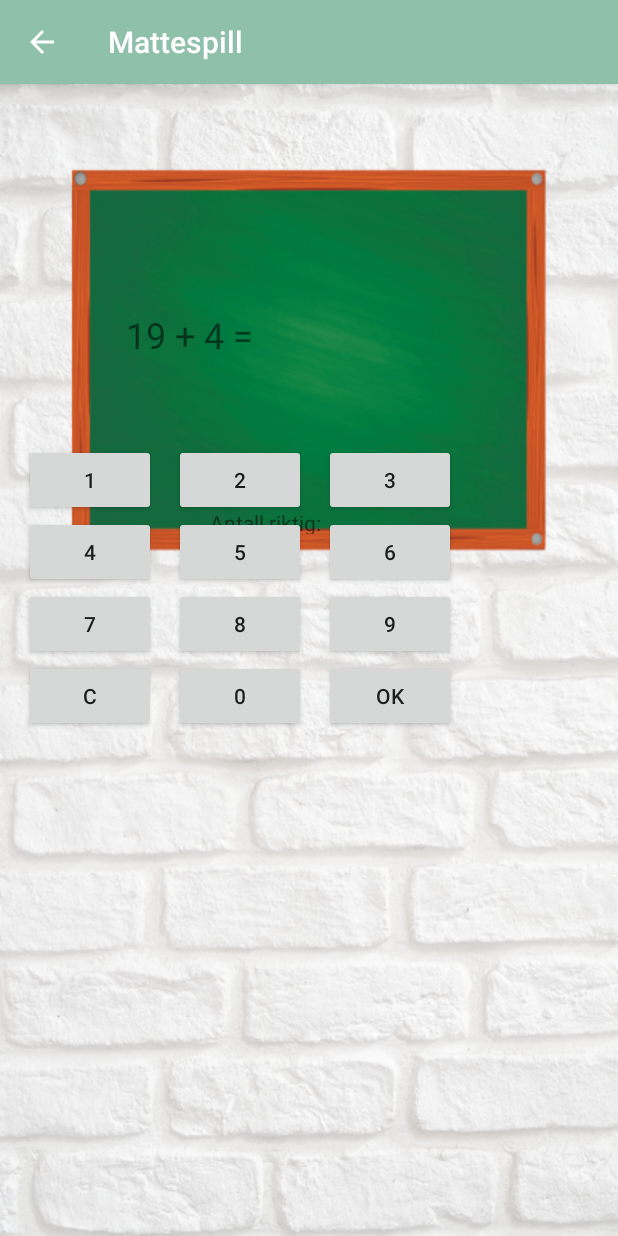
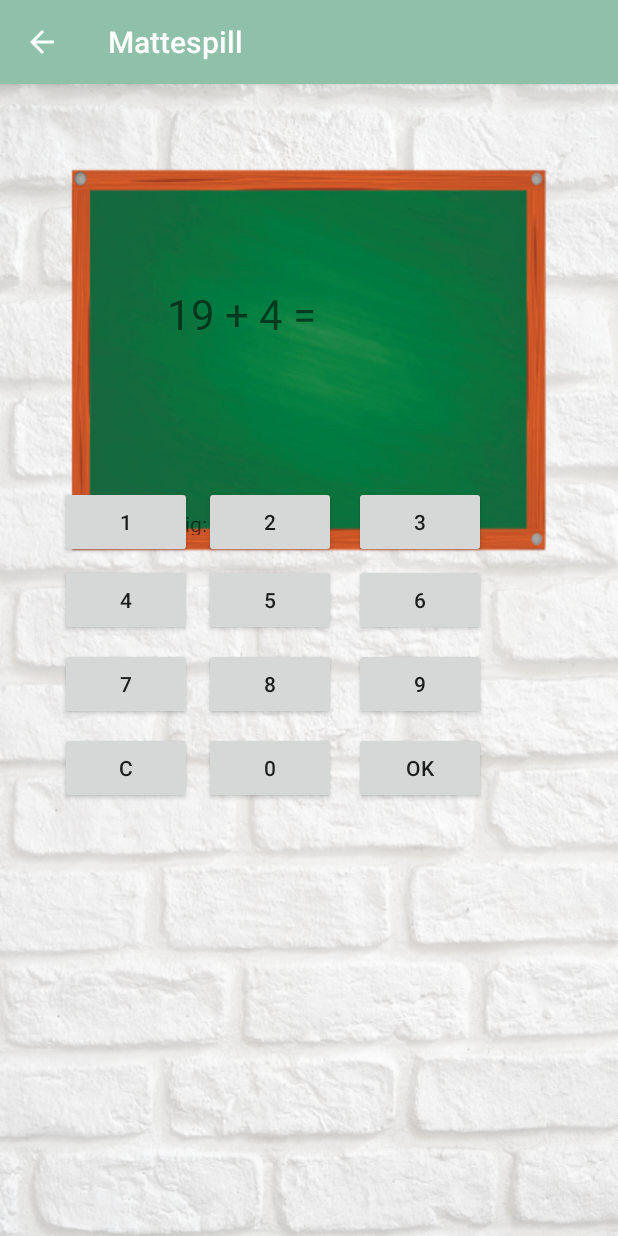
Before and after one commit to synneangell/Android-Mattespill, an Android app: the StartSpill screen opened directly, with no data from a screen before it, on a phone screen of 412 x 824 dp. Run offline under Robolectric (Android 15) with nearby library versions, the phone set to English and light mode, and no system bars.

Commit message:
Endre litt layout og sånn

```diff
--- a/app/src/main/java/mattespill/com/example/myapplication/Preferanser.java
+++ b/app/src/main/java/mattespill/com/example/myapplication/Preferanser.java
@@ -15,7 +15,7 @@ import android.widget.RadioGroup;
 import android.widget.Toast;
 import java.util.Locale;
 
-public class Preferanser extends PreferenceActivity {
+public class Preferanser extends AppCompatActivity {
     RadioGroup radioGroup;
     RadioButton valgtRadio;
     Integer valgt;
@@ -23,20 +23,13 @@ public class Preferanser extends PreferenceActivity {
     @Override
     protected void onCreate(Bundle savedInstanceState) {
         super.onCreate(savedInstanceState);
-        getFragmentManager().beginTransaction().replace(android.R.id.content, new PrefsFragment()).commit();
+       // getFragmentManager().beginTransaction().replace(android.R.id.content, new PrefsFragment()).commit();
         setContentView(R.layout.activity_preferanser);
 
         //RadioGroup radioGroup = (RadioGroup)findViewById(R.id.radioOppgaver);
         //valgt = radioGroup.getCheckedRadioButtonId();
     }
 
-    public static class PrefsFragment extends PreferenceFragment {
-        @Override
-        public void onCreate(Bundle savedInstanceState){
-            super.onCreate(savedInstanceState);
-            addPreferencesFromResource(R.layout.activity_preferanser);
-        }
-    }
 
 
     public void radioValgt(View v){
--- a/app/src/main/java/mattespill/com/example/myapplication/StartSpill.java
+++ b/app/src/main/java/mattespill/com/example/myapplication/StartSpill.java
@@ -26,12 +26,13 @@ public class StartSpill extends AppCompatActivity {
     TextView textRegnestykket;
     TextView textAntallRiktig;
     TextView oppgaverIgjen;
-    Integer antallRiktig;
-    Integer antallStykker = 0;
-    Integer teller = 5;
+    Integer oppgaverUtført = 0;
+    Integer antallRiktig = 0;
+    Integer antallStykker = 5;
+    Integer teller = 0;
     Integer indeks = -1;
     Random random;
-    String brukersvar;
+    String brukersvar = "";
     String textSvar;
     Integer feilSvar;
     Integer radio5;
@@ -50,13 +51,10 @@ public class StartSpill extends AppCompatActivity {
         textRegnestykket = (TextView)findViewById(R.id.textRegnestykket);
         textBrukersvar = (TextView)findViewById(R.id.textBrukerSvar);
         textAntallRiktig = (TextView)findViewById(R.id.textAntallRiktig);
-        brukersvar = "";
         random = new Random();
-        antallRiktig = 0;
 
-        valgtRadiobutton();
+        //valgtRadiobutton();
         randomGenerator();
-
 
         //Lytter på knappene
         final Button btn1 = (Button)findViewById(R.id.btn1);
@@ -69,15 +67,6 @@ public class StartSpill extends AppCompatActivity {
         final Button btn8 = (Button)findViewById(R.id.btn8);
         final Button btn9 = (Button)findViewById(R.id.btn9);
         final Button btn0 = (Button)findViewById(R.id.btn0);
-        final Button btnOk = (Button)findViewById(R.id.btnOk);
-        final Button btnC = (Button)findViewById(R.id.btnC);
-
-
-        btnOk.setOnClickListener(new View.OnClickListener(){
-            public void onClick(View v){
-                ok();
-            }
-        });
 
 
         btn1.setOnClickListener(new View.OnClickListener(){
@@ -141,6 +130,8 @@ public class StartSpill extends AppCompatActivity {
         });
     }
 
+    /*
+
     public void valgtRadiobutton(){
         Intent intent = getIntent();
         String valgt = intent.getStringExtra("valgtRadio");
@@ -152,7 +143,7 @@ public class StartSpill extends AppCompatActivity {
         } else if(valgt.equals("25")){
             teller = 25;
         }
-    }
+    } */
 
     public void randomGenerator(){
         if(teller == antallStykker){ //Avslutter spillet dersom antall stykker er nådd
@@ -176,7 +167,7 @@ public class StartSpill extends AppCompatActivity {
                         .show();
             }
         else { //Spillet fortsetter, nytt regnestykke gis ut
-            antallStykker += 1;
+            teller += 1;
             int øvreGrense = 25;
             int forrigeIndeks = indeks;
             indeks = random.nextInt(øvreGrense); //får ut random tall fra 0 til 24 som er indeks i arrayet med regnestykker
@@ -206,13 +197,14 @@ public class StartSpill extends AppCompatActivity {
     }
 
     //Metode som sjekker om svar er riktig/feil
-    public void ok(){
+    public void ok(View v){
         String svar = textBrukersvar.getText().toString();
         String riktigSvar = svarArray.get(indeks);
         Log.d("n i ok-metoden", String.valueOf(indeks));
         if(svar.equals(riktigSvar)){
             Toast.makeText(StartSpill.this, "Riktig!", Toast.LENGTH_SHORT).show();
             antallRiktig = antallRiktig +  1;
+            oppgaverUtført = oppgaverUtført + 1;
             textAntallRiktig.setText(antallRiktig.toString());
             brukersvar = "";
             textBrukersvar.setText(brukersvar);
@@ -221,7 +213,7 @@ public class StartSpill extends AppCompatActivity {
         else{
             Toast.makeText(StartSpill.this, "Feil!", Toast.LENGTH_SHORT).show();
             brukersvar = "";
-            //feilSvar++;
+            oppgaverUtført = oppgaverUtført + 1;
             textBrukersvar.setText(brukersvar);
             textAntallRiktig.setText(antallRiktig.toString());
             randomGenerator();
--- a/app/src/main/res/layout/activity_main.xml
+++ b/app/src/main/res/layout/activity_main.xml
@@ -24,8 +24,10 @@
         android:textStyle="bold"
         app:layout_constraintBottom_toBottomOf="parent"
         app:layout_constraintEnd_toEndOf="parent"
+        app:layout_constraintHorizontal_bias="0.137"
         app:layout_constraintStart_toStartOf="parent"
-        app:layout_constraintTop_toTopOf="parent" />
+        app:layout_constraintTop_toTopOf="parent"
+        app:layout_constraintVertical_bias="0.241" />
 
     <Button
         android:id="@+id/startSpill"
--- a/app/src/main/res/layout/activity_start_spill.xml
+++ b/app/src/main/res/layout/activity_start_spill.xml
@@ -13,11 +13,11 @@
         android:layout_height="40dp"
         android:layout_marginStart="100dp"
         android:layout_marginLeft="100dp"
-        android:layout_marginTop="56dp"
+        android:layout_marginTop="188dp"
         android:layout_marginEnd="104dp"
         android:layout_marginRight="104dp"
         app:layout_constraintEnd_toEndOf="parent"
-        app:layout_constraintHorizontal_bias="0.483"
+        app:layout_constraintHorizontal_bias="0.45"
         app:layout_constraintStart_toStartOf="parent"
         app:layout_constraintTop_toTopOf="parent" />
 
@@ -25,9 +25,9 @@
         android:id="@+id/btn1"
         android:layout_width="wrap_content"
         android:layout_height="wrap_content"
-        android:layout_marginStart="16dp"
-        android:layout_marginLeft="16dp"
-        android:layout_marginTop="240dp"
+        android:layout_marginStart="40dp"
+        android:layout_marginLeft="40dp"
+        android:layout_marginTop="268dp"
         android:text="@string/btn1"
         app:layout_constraintStart_toStartOf="parent"
         app:layout_constraintTop_toTopOf="parent" />
@@ -36,9 +36,9 @@
         android:id="@+id/btn2"
         android:layout_width="wrap_content"
         android:layout_height="wrap_content"
-        android:layout_marginStart="116dp"
-        android:layout_marginLeft="116dp"
-        android:layout_marginTop="240dp"
+        android:layout_marginStart="136dp"
+        android:layout_marginLeft="136dp"
+        android:layout_marginTop="268dp"
         android:text="@string/btn2"
         app:layout_constraintStart_toStartOf="parent"
         app:layout_constraintTop_toTopOf="parent" />
@@ -47,9 +47,9 @@
         android:id="@+id/btn3"
         android:layout_width="wrap_content"
         android:layout_height="wrap_content"
-        android:layout_marginStart="216dp"
-        android:layout_marginLeft="216dp"
-        android:layout_marginTop="240dp"
+        android:layout_marginStart="236dp"
+        android:layout_marginLeft="236dp"
+        android:layout_marginTop="268dp"
         android:text="@string/btn3"
         app:layout_constraintStart_toStartOf="parent"
         app:layout_constraintTop_toTopOf="parent" />
@@ -58,9 +58,9 @@
         android:id="@+id/btn4"
         android:layout_width="wrap_content"
         android:layout_height="wrap_content"
-        android:layout_marginStart="16dp"
-        android:layout_marginLeft="16dp"
-        android:layout_marginTop="288dp"
+        android:layout_marginStart="40dp"
+        android:layout_marginLeft="40dp"
+        android:layout_marginTop="320dp"
         android:text="@string/btn4"
         app:layout_constraintStart_toStartOf="parent"
         app:layout_constraintTop_toTopOf="parent" />
@@ -69,9 +69,9 @@
         android:id="@+id/btn5"
         android:layout_width="wrap_content"
         android:layout_height="wrap_content"
-        android:layout_marginStart="116dp"
-        android:layout_marginLeft="116dp"
-        android:layout_marginTop="288dp"
+        android:layout_marginStart="136dp"
+        android:layout_marginLeft="136dp"
+        android:layout_marginTop="320dp"
         android:text="@string/btn5"
         app:layout_constraintStart_toStartOf="parent"
         app:layout_constraintTop_toTopOf="parent" />
@@ -80,9 +80,9 @@
         android:id="@+id/btn6"
         android:layout_width="wrap_content"
         android:layout_height="wrap_content"
-        android:layout_marginStart="216dp"
-        android:layout_marginLeft="216dp"
-        android:layout_marginTop="288dp"
+        android:layout_marginStart="236dp"
+        android:layout_marginLeft="236dp"
+        android:layout_marginTop="320dp"
         android:text="@string/btn6"
         app:layout_constraintStart_toStartOf="parent"
         app:layout_constraintTop_toTopOf="parent" />
@@ -91,9 +91,9 @@
         android:id="@+id/btn7"
         android:layout_width="wrap_content"
         android:layout_height="wrap_content"
-        android:layout_marginStart="16dp"
-        android:layout_marginLeft="16dp"
-        android:layout_marginTop="336dp"
+        android:layout_marginStart="40dp"
+        android:layout_marginLeft="40dp"
+        android:layout_marginTop="376dp"
         android:text="@string/btn7"
         app:layout_constraintStart_toStartOf="parent"
         app:layout_constraintTop_toTopOf="parent" />
@@ -102,9 +102,9 @@
         android:id="@+id/btn8"
         android:layout_width="wrap_content"
         android:layout_height="wrap_content"
-        android:layout_marginStart="116dp"
-        android:layout_marginLeft="116dp"
-        android:layout_marginTop="336dp"
+        android:layout_marginStart="136dp"
+        android:layout_marginLeft="136dp"
+        android:layout_marginTop="376dp"
         android:text="@string/btn8"
         app:layout_constraintStart_toStartOf="parent"
         app:layout_constraintTop_toTopOf="parent" />
@@ -113,9 +113,9 @@
         android:id="@+id/btn9"
         android:layout_width="wrap_content"
         android:layout_height="wrap_content"
-        android:layout_marginStart="216dp"
-        android:layout_marginLeft="216dp"
-        android:layout_marginTop="336dp"
+        android:layout_marginStart="236dp"
+        android:layout_marginLeft="236dp"
+        android:layout_marginTop="376dp"
         android:text="@string/btn9"
         app:layout_constraintStart_toStartOf="parent"
         app:layout_constraintTop_toTopOf="parent" />
@@ -124,9 +124,9 @@
         android:id="@+id/btnC"
         android:layout_width="wrap_content"
         android:layout_height="wrap_content"
-        android:layout_marginStart="16dp"
-        android:layout_marginLeft="16dp"
-        android:layout_marginTop="384dp"
+        android:layout_marginStart="40dp"
+        android:layout_marginLeft="40dp"
+        android:layout_marginTop="432dp"
         android:onClick="resetSvar"
         android:text="C"
         app:layout_constraintStart_toStartOf="parent"
@@ -136,9 +136,9 @@
         android:id="@+id/btn0"
         android:layout_width="wrap_content"
         android:layout_height="wrap_content"
-        android:layout_marginStart="116dp"
-        android:layout_marginLeft="116dp"
-        android:layout_marginTop="384dp"
+        android:layout_marginStart="136dp"
+        android:layout_marginLeft="136dp"
+        android:layout_marginTop="432dp"
         android:text="@string/btn0"
         app:layout_constraintStart_toStartOf="parent"
         app:layout_constraintTop_toTopOf="parent" />
@@ -147,9 +147,10 @@
         android:id="@+id/btnOk"
         android:layout_width="wrap_content"
         android:layout_height="wrap_content"
-        android:layout_marginStart="216dp"
-        android:layout_marginLeft="216dp"
-        android:layout_marginTop="384dp"
+        android:layout_marginStart="236dp"
+        android:layout_marginLeft="236dp"
+        android:layout_marginTop="432dp"
+        android:onClick="ok"
         android:text="@string/ok"
         app:layout_constraintStart_toStartOf="parent"
         app:layout_constraintTop_toTopOf="parent" />
@@ -166,45 +167,35 @@
         android:layout_marginBottom="434dp"
         app:layout_constraintBottom_toBottomOf="parent"
         app:layout_constraintEnd_toEndOf="parent"
-        app:layout_constraintHorizontal_bias="0.0"
+        app:layout_constraintHorizontal_bias="0.4"
         app:layout_constraintStart_toStartOf="parent"
         app:layout_constraintTop_toTopOf="parent"
-        app:layout_constraintVertical_bias="0.402" />
+        app:layout_constraintVertical_bias="0.416" />
 
     <TextView
         android:id="@+id/textRegnestykket"
-        android:layout_width="95dp"
-        android:layout_height="28dp"
-        android:layout_marginStart="80dp"
-        android:layout_marginLeft="80dp"
-        android:layout_marginTop="140dp"
-        android:layout_marginEnd="218dp"
-        android:layout_marginRight="218dp"
-        android:layout_marginBottom="531dp"
+        android:layout_width="190dp"
+        android:layout_height="49dp"
+        android:layout_marginStart="85dp"
+        android:layout_marginLeft="85dp"
+        android:layout_marginTop="70dp"
+        android:layout_marginEnd="85dp"
+        android:layout_marginRight="85dp"
+        android:layout_marginBottom="521dp"
         android:text="@string/regnestykket"
-        android:textSize="24sp"
-        app:layout_constraintBottom_toBottomOf="parent"
-        app:layout_constraintEnd_toEndOf="parent"
-        app:layout_constraintHorizontal_bias="0.219"
-        app:layout_constraintStart_toStartOf="parent"
-        app:layout_constraintTop_toTopOf="parent"
-        app:layout_constraintVertical_bias="0.156" />
-
-    <TextView
-        android:id="@+id/textBrukerSvar"
-        android:layout_width="90dp"
-        android:layout_height="28dp"
-        android:layout_marginStart="159dp"
-        android:layout_marginLeft="159dp"
-        android:layout_marginTop="114dp"
-        android:layout_marginEnd="71dp"
-        android:layout_marginRight="71dp"
-        android:layout_marginBottom="391dp"
-        android:textSize="24sp"
+        android:textSize="28sp"
         app:layout_constraintBottom_toBottomOf="parent"
         app:layout_constraintEnd_toEndOf="parent"
         app:layout_constraintStart_toStartOf="parent"
         app:layout_constraintTop_toTopOf="parent" />
+
+    <TextView
+        android:id="@+id/textBrukerSvar"
+        android:layout_width="158dp"
+        android:layout_height="48dp"
+        android:textSize="28sp"
+        tools:layout_editor_absoluteX="101dp"
+        tools:layout_editor_absoluteY="129dp" />
 
     <TextView
         android:id="@+id/textView5"
@@ -219,9 +210,14 @@
         android:text="@string/textAntallRiktig"
         app:layout_constraintBottom_toBottomOf="parent"
         app:layout_constraintEnd_toEndOf="parent"
-        app:layout_constraintHorizontal_bias="1.0"
+        app:layout_constraintHorizontal_bias="0.0"
         app:layout_constraintStart_toStartOf="parent"
         app:layout_constraintTop_toTopOf="parent"
-        app:layout_constraintVertical_bias="0.404" />
+        app:layout_constraintVertical_bias="0.408" />
+
+    <androidx.constraintlayout.widget.Group
+        android:id="@+id/group"
+        android:layout_width="wrap_content"
+        android:layout_height="wrap_content" />
 
 </androidx.constraintlayout.widget.ConstraintLayout>
```
